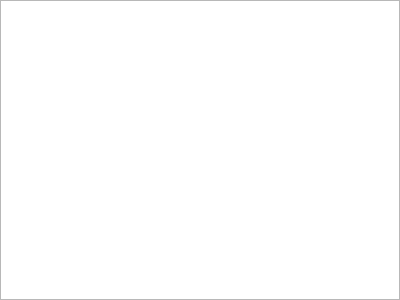
Qt form ui_components/taxlistwidget.ui (aakrosh/marva) before a commit.
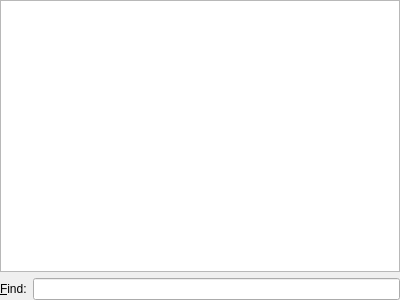
The same form after that commit.

The edit to the form file:
```diff
--- a/ui_components/taxlistwidget.ui
+++ b/ui_components/taxlistwidget.ui
@@ -63,6 +63,23 @@
      </property>
     </widget>
    </item>
+   <item>
+    <layout class="QHBoxLayout" name="findLayout">
+     <item>
+      <widget class="QLabel" name="label">
+       <property name="text">
+        <string>&amp;Find:</string>
+       </property>
+       <property name="buddy">
+        <cstring>leFind</cstring>
+       </property>
+      </widget>
+     </item>
+     <item>
+      <widget class="QLineEdit" name="leFind"/>
+     </item>
+    </layout>
+   </item>
   </layout>
  </widget>
  <resources/>
```
